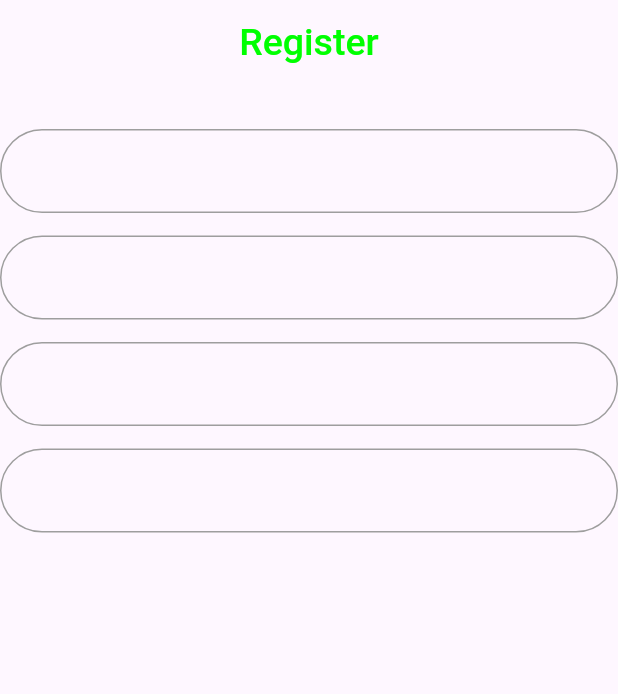
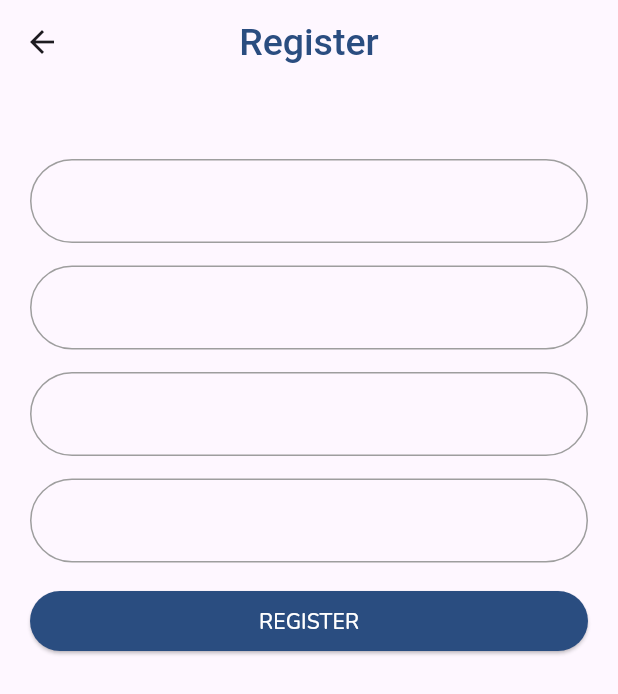
Before and after one commit to a-saber/NTI_course, a Flutter app: the RegisterView screen opened directly, on a phone screen of 412 x 824 dp. Shown: the top 694 px of the screen. Run offline on Flutter 3.47's test engine with Material 3 defaults, Android fonts, the phone set to English and light mode, and no system bars.

Commit message:
complete views

```diff
--- a/lib/core/utils/app_colors.dart
+++ b/lib/core/utils/app_colors.dart
@@ -2,7 +2,8 @@ import 'package:flutter/material.dart';
 
 abstract class AppColors
 {
-  static const Color green = Color(0xFF00FF00);
+  static const Color primary = Color(0xFF2A4D80);
   static const Color black = Color(0xFF000000);
+  static const Color white = Color(0xFFFFFFFF);
   static const Color grey = Color(0xFF9E9E9E);
 }
--- a/lib/core/utils/app_paddings.dart
+++ b/lib/core/utils/app_paddings.dart
@@ -3,4 +3,5 @@ import 'package:flutter/cupertino.dart';
 abstract class AppPaddings
 {
   static const EdgeInsetsGeometry formFieldBottom = EdgeInsets.only(bottom: 15);
+  static const EdgeInsetsGeometry pagePadding = EdgeInsets.all(20);
 }
--- a/lib/core/utils/app_text_styles.dart
+++ b/lib/core/utils/app_text_styles.dart
@@ -4,7 +4,7 @@ import 'app_colors.dart';
 
 abstract class AppTextStyles
 {
-  static TextStyle s25W500CBlack({Color color = AppColors.green}) => TextStyle(
+  static TextStyle s25W500CBlack({Color color = AppColors.primary}) => TextStyle(
     fontSize: 25,
     fontWeight: FontWeight.w500,
     color: color
--- /dev/null
+++ b/lib/core/widgets/default_btn.dart
@@ -0,0 +1,25 @@
+import 'package:flutter/material.dart';
+import 'package:nti_course/core/utils/app_borders.dart';
+import 'package:nti_course/core/utils/app_colors.dart';
+
+class DefaultBtn extends StatelessWidget {
+  const DefaultBtn({super.key, required this.text, required this.onPressed});
+
+  final String text;
+  final void Function() onPressed;
+  @override
+  Widget build(BuildContext context) {
+    return ElevatedButton(
+      style: ElevatedButton.styleFrom(
+        backgroundColor: AppColors.primary,
+        foregroundColor: AppColors.white,
+        shape: RoundedRectangleBorder(
+          borderRadius: AppBorders.formFieldBorderRadius
+        )
+      ),
+        onPressed: onPressed,
+        child: Text(text
+      )
+    );
+  }
+}
--- a/lib/features/auth/views/register_view.dart
+++ b/lib/features/auth/views/register_view.dart
@@ -1,6 +1,8 @@
 import 'package:flutter/material.dart';
 import 'package:nti_course/core/localization/app_strings.dart';
+import 'package:nti_course/core/utils/app_paddings.dart';
 import 'package:nti_course/core/utils/app_sizes.dart';
+import 'package:nti_course/core/widgets/default_btn.dart';
 
 import 'widgets/default_auth_from_field.dart';
 
@@ -19,7 +21,9 @@ class RegisterView extends StatelessWidget {
         title: Text(AppStrings.register),
         centerTitle: true,
       ),
-      body: Column(
+      body: Padding(
+        padding: AppPaddings.pagePadding,
+        child: Column(
           children:
           [
             SizedBox(height: AppSizes.spaceAboveForm,),
@@ -35,7 +39,17 @@ class RegisterView extends StatelessWidget {
             DefaultAuthFormField(
               controller: passwordConfirmController,
             ),
+
+            SizedBox(
+              width: double.infinity,
+              child: DefaultBtn(
+                text: AppStrings.register.toUpperCase(),
+                onPressed: (){},
+              ),
+            )
+
           ],
+        ),
       ),
     );
   }
--- a/lib/features/auth/views/widgets/default_auth_from_field.dart
+++ b/lib/features/auth/views/widgets/default_auth_from_field.dart
@@ -23,7 +23,7 @@ class DefaultAuthFormField extends StatelessWidget {
           focusedBorder: OutlineInputBorder(
             borderRadius: AppBorders.formFieldBorderRadius,
             borderSide: const BorderSide(
-              color: AppColors.green,
+              color: AppColors.primary,
             ),
           ),
         ),
--- a/lib/main.dart
+++ b/lib/main.dart
@@ -1,4 +1,5 @@
 import 'package:flutter/material.dart';
+import 'package:nti_course/features/auth/views/login_view.dart';
 import 'package:nti_course/features/auth/views/register_view.dart';
 
 import 'core/utils/app_text_styles.dart';
@@ -20,7 +21,7 @@ class MyApp extends StatelessWidget {
         ),
         fontFamily: 'Nunito',
       ),
-      home: RegisterView()
+      home: LoginView()
     );
   }
 }
```
Also changed, not shown: lib/features/auth/views/login_view.dart (+32 -1 lines). Lines whose indentation alone changed are shown as unchanged.
